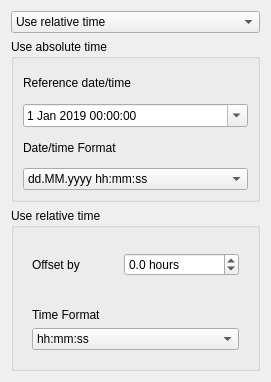
carsmie/QGIS, file src/ui/mesh/qgsmeshtimeformatdialog.ui: the form before one commit.
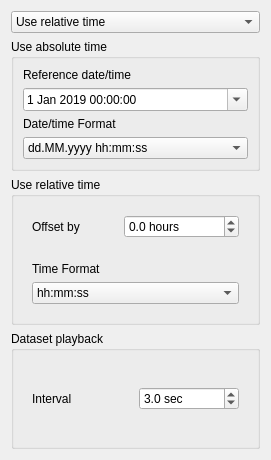
The form after the commit.

Commit message: [feature] [mesh] fix #29326 Adding playback function for mesh datasets

```diff
--- a/src/ui/mesh/qgsmeshtimeformatdialog.ui
+++ b/src/ui/mesh/qgsmeshtimeformatdialog.ui
@@ -7,7 +7,7 @@
     <x>0</x>
     <y>0</y>
     <width>271</width>
-    <height>382</height>
+    <height>460</height>
    </rect>
   </property>
   <property name="windowTitle">
@@ -243,6 +243,47 @@
      </layout>
     </widget>
    </item>
+   <item>
+    <widget class="QGroupBox" name="mDatasetPlaybackGroupBox">
+     <property name="title">
+      <string>Dataset playback</string>
+     </property>
+     <layout class="QVBoxLayout" name="verticalLayout_5">
+      <item>
+       <widget class="QWidget" name="widget_3" native="true">
+        <layout class="QHBoxLayout" name="horizontalLayout_2">
+         <item>
+          <widget class="QLabel" name="label_3">
+           <property name="text">
+            <string>Interval</string>
+           </property>
+          </widget>
+         </item>
+         <item>
+          <widget class="QDoubleSpinBox" name="mPlaybackIntervalSpinBox">
+           <property name="suffix">
+            <string> sec</string>
+           </property>
+           <property name="decimals">
+            <number>1</number>
+           </property>
+           <property name="minimum">
+            <double>1.000000000000000</double>
+           </property>
+           <property name="maximum">
+            <double>10.000000000000000</double>
+           </property>
+           <property name="value">
+            <double>3.000000000000000</double>
+           </property>
+          </widget>
+         </item>
+        </layout>
+       </widget>
+      </item>
+     </layout>
+    </widget>
+   </item>
   </layout>
  </widget>
  <resources/>
```
The commit also changes 7 other files.
